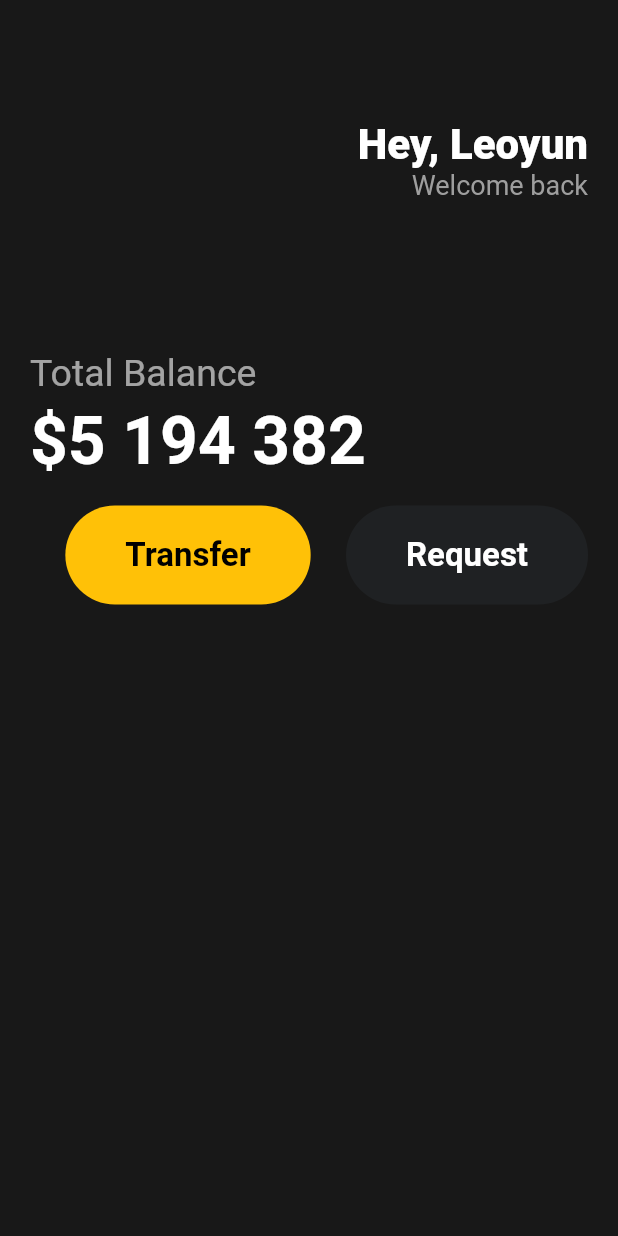
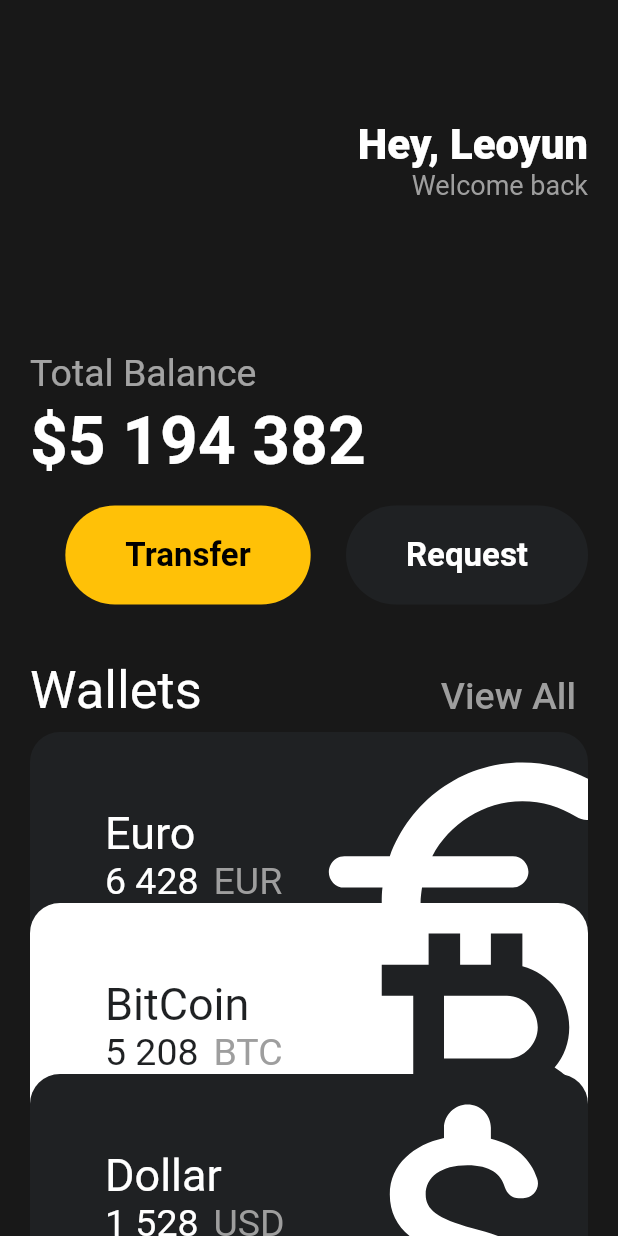
Before and after one commit to leoyun97/SecondPro, a Flutter app: the screen it shows after launch, on a phone screen of 412 x 824 dp. Run offline on Flutter 3.47's test engine with Material 2 defaults, Android fonts, the light colour scheme and no system bars; Roboto replaces fonts that are missing (굴림).

Commit message:
Code copy completed!!

```diff
--- a/lib/main.dart
+++ b/lib/main.dart
@@ -3,6 +3,10 @@ import 'package:secondpro/widgets/buttons.dart';
 
 void main() {
   runApp(const MyApp());
+}
+
+void _onClicked() {
+  print('Clicked!');
 }
 
 class MyApp extends StatelessWidget {
@@ -19,7 +23,8 @@ class MyApp extends StatelessWidget {
         //   child: Text('Hello Flutter'),
         // ),
         backgroundColor: Color(0xff181818),
-        body: Padding(
+        body: SingleChildScrollView(
+          child: Padding(
             padding: const EdgeInsets.symmetric(
               horizontal: 20,
             ),
@@ -96,7 +101,56 @@ class MyApp extends StatelessWidget {
                         txtColor: Colors.white),
                   ],
                 ),
+                const SizedBox(
+                  height: 20,
+                ),
+                Row(
+                  crossAxisAlignment: CrossAxisAlignment.start,
+                  mainAxisAlignment: MainAxisAlignment.spaceBetween,
+                  children: const [
+                    Text('Wallets',
+                        style: TextStyle(
+                          fontSize: 35,
+                          color: Colors.white,
+                        )),
+                    TextButton(
+                      onPressed: _onClicked,
+                      child: Text(
+                        'View All',
+                        style: TextStyle(fontSize: 25, color: Colors.grey),
+                      ),
+                    ),
                   ],
+                ),
+                const piledBox(
+                  currency: 'Euro',
+                  valueName: '6 428',
+                  unitName: 'EUR',
+                  moneyIcon: Icons.euro_rounded,
+                  isInverted: true,
+                ),
+                Transform.translate(
+                  offset: const Offset(0, -50),
+                  child: const piledBox(
+                    currency: 'BitCoin',
+                    valueName: '5 208',
+                    unitName: 'BTC',
+                    moneyIcon: Icons.currency_bitcoin,
+                    isInverted: false,
+                  ),
+                ),
+                Transform.translate(
+                  offset: const Offset(0, -100),
+                  child: const piledBox(
+                    currency: 'Dollar',
+                    valueName: '1 528',
+                    unitName: 'USD',
+                    moneyIcon: Icons.attach_money_rounded,
+                    isInverted: true,
+                  ),
+                ),
+              ],
+            ),
           ),
         ),
       ),
--- a/lib/widgets/buttons.dart
+++ b/lib/widgets/buttons.dart
@@ -1,4 +1,3 @@
-import 'package:flutter/cupertino.dart';
 import 'package:flutter/material.dart';
 
 class roundbutton extends StatelessWidget {
@@ -36,3 +35,73 @@ class roundbutton extends StatelessWidget {
     );
   }
 }
+
+class piledBox extends StatelessWidget {
+  final String currency, valueName, unitName;
+  final IconData moneyIcon;
+  final bool isInverted;
+  final conBgcolor = const Color(0xff1f2123);
+
+  const piledBox({
+    super.key,
+    required this.currency,
+    required this.valueName,
+    required this.unitName,
+    required this.moneyIcon,
+    required this.isInverted,
+  });
+
+  @override
+  Widget build(BuildContext context) {
+    return Container(
+      clipBehavior: Clip.hardEdge,
+      decoration: BoxDecoration(
+          color: isInverted ? conBgcolor : Colors.white,
+          borderRadius: BorderRadius.circular(20)),
+      child: Padding(
+        padding: const EdgeInsets.all(50.0),
+        child: Row(
+          crossAxisAlignment: CrossAxisAlignment.end,
+          mainAxisAlignment: MainAxisAlignment.spaceBetween,
+          children: [
+            Column(
+              crossAxisAlignment: CrossAxisAlignment.start,
+              children: [
+                Text(
+                  currency,
+                  style: TextStyle(fontSize: 30, color: isInverted ? Colors.white : conBgcolor),
+                ),
+                Row(
+                  children: [
+                    Text(
+                      valueName,
+                      style: TextStyle(fontSize: 25, color: isInverted ? Colors.white : conBgcolor),
+                    ),
+                    const SizedBox(
+                      width: 10,
+                    ),
+                    Text(
+                      unitName,
+                      style: const TextStyle(fontSize: 25, color: Colors.grey),
+                    ),
+                  ],
+                ),
+              ],
+            ),
+            Transform.scale(
+              scale: 5,
+              child: Transform.translate(
+                offset: const Offset(0, 5),
+                child: Icon(
+                  moneyIcon,
+                  color: isInverted ? Colors.white : conBgcolor,
+                  size: 50,
+                ),
+              ),
+            ),
+          ],
+        ),
+      ),
+    );
+  }
+}
```
Lines whose indentation alone changed are shown as unchanged.
